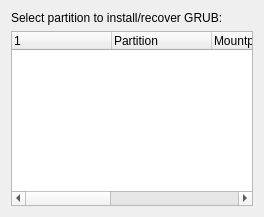
This is ui/installDlg.ui in KDE/kcm-grub2 as Qt 5 draws it before an edit. The edited form follows.
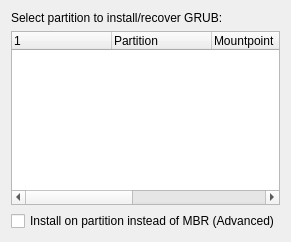
This is the edited form.

Commit message:
*ADDED: Install on the boot sector of a partition instead of the MBR.
An advanced option which allows installing the bootloader on the boot
sector of a partition, instead of the Master Boot Record. Use with care.

Patch:
```diff
--- a/ui/installDlg.ui
+++ b/ui/installDlg.ui
@@ -6,8 +6,8 @@
    <rect>
     <x>0</x>
     <y>0</y>
-    <width>264</width>
-    <height>217</height>
+    <width>291</width>
+    <height>242</height>
    </rect>
   </property>
   <layout class="QGridLayout" name="gridLayout">
@@ -70,6 +70,16 @@
      </column>
     </widget>
    </item>
+   <item row="2" column="0">
+    <widget class="QCheckBox" name="checkBox_partition">
+     <property name="toolTip">
+      <string comment="@info:tooltip">Install the bootloader on the boot sector of the selected partition instead of the MBR(=Master Boot Sector). Not recommended.</string>
+     </property>
+     <property name="text">
+      <string comment="@option:check">Install on partition instead of MBR (Advanced)</string>
+     </property>
+    </widget>
+   </item>
   </layout>
  </widget>
  <resources/>
```
The commit also changes 2 other files.
